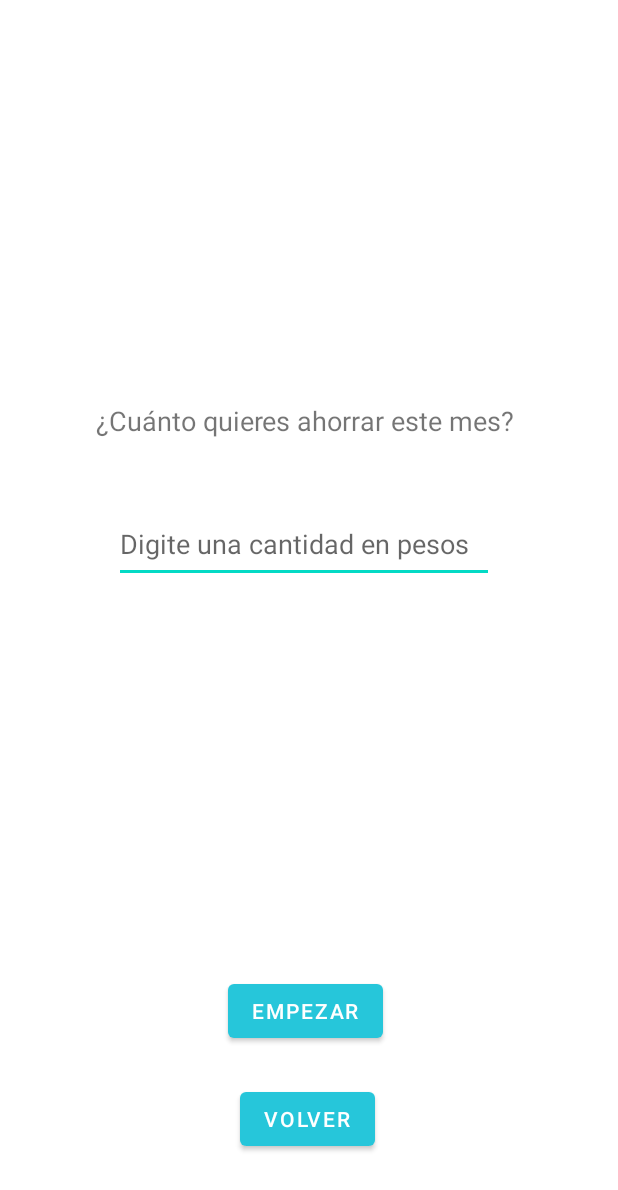
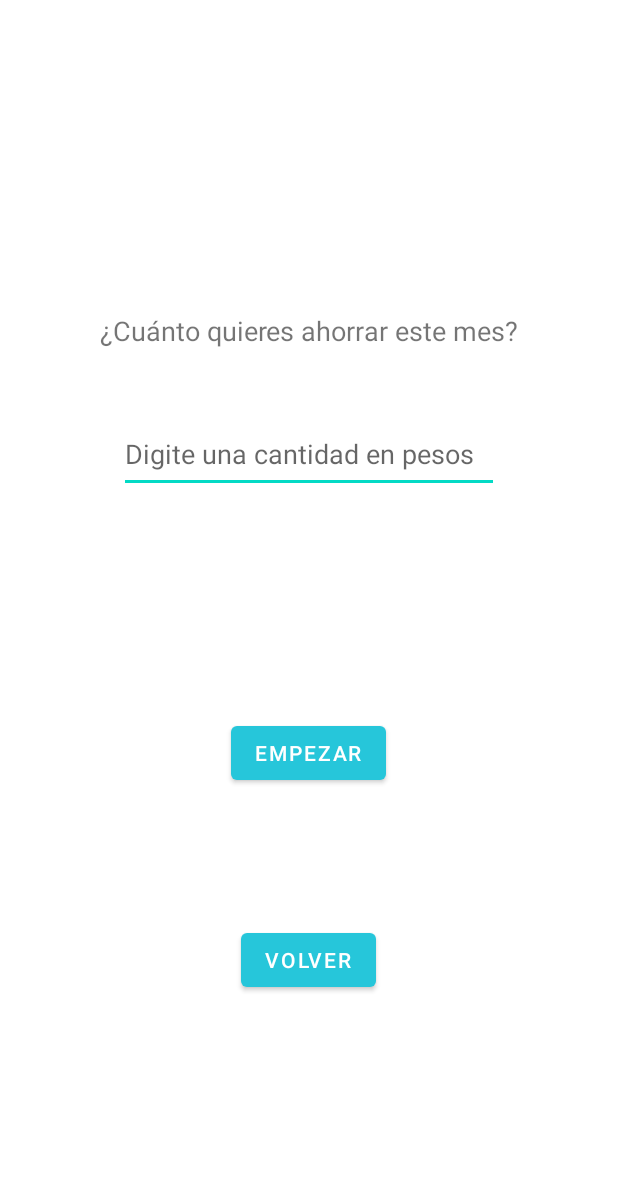
Before and after one commit to Daniel-Porras/app_agua, an Android app: the ActivityBoton1 screen opened directly, with no data from a screen before it, on a phone screen of 412 x 824 dp. Shown: the top 1190 px of the screen. Run offline under Robolectric (Android 15) with nearby library versions, the phone set to English and light mode, and no system bars; Roboto replaces fonts that are not available here.

Commit message:
Entrada a cada una de las opciones :)

```diff
--- a/app/src/main/res/layout/activity_boton1.xml
+++ b/app/src/main/res/layout/activity_boton1.xml
@@ -10,10 +10,10 @@
         android:id="@+id/textView6"
         android:layout_width="wrap_content"
         android:layout_height="wrap_content"
-        android:layout_marginStart="64dp"
-        android:layout_marginTop="268dp"
+        android:layout_marginTop="208dp"
         android:text="@string/boton1.1"
         android:textSize="18sp"
+        app:layout_constraintEnd_toEndOf="parent"
         app:layout_constraintStart_toStartOf="parent"
         app:layout_constraintTop_toTopOf="parent" />
 
@@ -21,24 +21,25 @@
         android:id="@+id/button3"
         android:layout_width="wrap_content"
         android:layout_height="wrap_content"
-        android:layout_marginStart="160dp"
         android:layout_marginBottom="52dp"
         android:onClick="Volver"
         android:text="@string/volver_boton1"
         app:layout_constraintBottom_toBottomOf="parent"
+        app:layout_constraintEnd_toEndOf="parent"
+        app:layout_constraintHorizontal_bias="0.498"
         app:layout_constraintStart_toStartOf="parent"
         app:layout_constraintTop_toBottomOf="@+id/cantidad_ahorrar"
-        app:layout_constraintVertical_bias="0.995" />
+        app:layout_constraintVertical_bias="0.726" />
 
     <EditText
         android:id="@+id/cantidad_ahorrar"
         android:layout_width="253dp"
         android:layout_height="52dp"
-        android:layout_marginStart="76dp"
         android:layout_marginTop="44dp"
         android:ems="10"
         android:hint="@string/cantidad_ahorrar"
         android:inputType="number"
+        app:layout_constraintEnd_toEndOf="parent"
         app:layout_constraintStart_toStartOf="parent"
         app:layout_constraintTop_toBottomOf="@+id/textView6" />
 
@@ -46,11 +47,14 @@
         android:id="@+id/button9"
         android:layout_width="wrap_content"
         android:layout_height="wrap_content"
-        android:layout_marginStart="152dp"
         android:layout_marginBottom="24dp"
         android:onClick="validar"
         android:text="@string/empezar"
         app:layout_constraintBottom_toTopOf="@+id/button3"
-        app:layout_constraintStart_toStartOf="parent" />
+        app:layout_constraintEnd_toEndOf="parent"
+        app:layout_constraintHorizontal_bias="0.498"
+        app:layout_constraintStart_toStartOf="parent"
+        app:layout_constraintTop_toBottomOf="@+id/cantidad_ahorrar"
+        app:layout_constraintVertical_bias="0.695" />
 
 </androidx.constraintlayout.widget.ConstraintLayout>
--- a/app/src/main/res/layout/activity_main3.xml
+++ b/app/src/main/res/layout/activity_main3.xml
@@ -22,6 +22,7 @@
         android:layout_width="342dp"
         android:layout_height="57dp"
         android:layout_marginTop="44dp"
+        android:onClick="boton6"
         android:text="@string/boton6"
         app:layout_constraintEnd_toEndOf="parent"
         app:layout_constraintStart_toStartOf="parent"
@@ -32,6 +33,7 @@
         android:layout_width="342dp"
         android:layout_height="57dp"
         android:layout_marginTop="44dp"
+        android:onClick="boton4"
         android:text="@string/boton4"
         app:layout_constraintEnd_toEndOf="parent"
         app:layout_constraintStart_toStartOf="parent"
@@ -42,6 +44,7 @@
         android:layout_width="342dp"
         android:layout_height="57dp"
         android:layout_marginTop="36dp"
+        android:onClick="boton5"
         android:text="@string/boton5"
         app:layout_constraintEnd_toEndOf="parent"
         app:layout_constraintStart_toStartOf="parent"
@@ -52,6 +55,7 @@
         android:layout_width="342dp"
         android:layout_height="57dp"
         android:layout_marginTop="36dp"
+        android:onClick="boton3"
         android:text="@string/boton3"
         app:layout_constraintEnd_toEndOf="parent"
         app:layout_constraintStart_toStartOf="parent"
@@ -62,6 +66,7 @@
         android:layout_width="342dp"
         android:layout_height="57dp"
         android:layout_marginTop="44dp"
+        android:onClick="boton2"
         android:text="@string/boton2"
         app:layout_constraintEnd_toEndOf="parent"
         app:layout_constraintStart_toStartOf="parent"
--- a/app/src/main/res/values/strings.xml
+++ b/app/src/main/res/values/strings.xml
@@ -20,5 +20,4 @@
     <string name="cantidad_ahorrar">Digite una cantidad en pesos</string>
 
 
-
 </resources>
```
Also changed, not shown: app/src/main/AndroidManifest.xml (+6 -1 lines), app/src/main/java/com/example/aplicacion_agua/Activityboton2.java (added, +14 -0 lines), app/src/main/java/com/example/aplicacion_agua/Boton3.java (added, +14 -0 lines), app/src/main/java/com/example/aplicacion_agua/Boton4.java (added, +14 -0 lines), app/src/main/java/com/example/aplicacion_agua/Boton5.java (added, +14 -0 lines), app/src/main/java/com/example/aplicacion_agua/Boton6.java (added, +14 -0 lines), app/src/main/java/com/example/aplicacion_agua/MainActivity3.java (+27 -0 lines), app/src/main/res/layout/activity_activityboton2.xml (added, +9 -0 lines), app/src/main/res/layout/activity_boton3.xml (added, +9 -0 lines), app/src/main/res/layout/activity_boton4.xml (added, +9 -0 lines), app/src/main/res/layout/activity_boton5.xml (added, +9 -0 lines), app/src/main/res/layout/activity_boton6.xml (added, +9 -0 lines).
